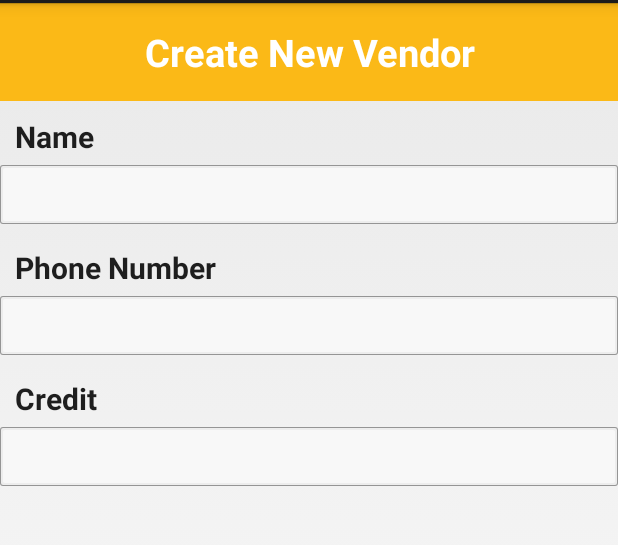
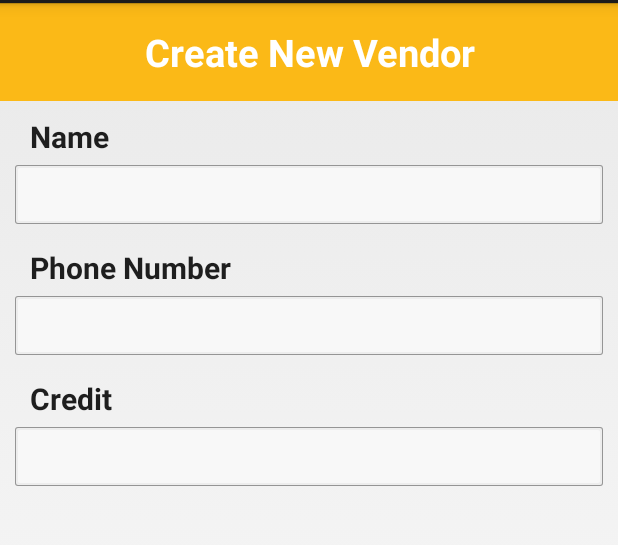
Before and after one commit to ycao233/CashFlowEstimation, an Android app: the layout dialog_add_vendor.xml on its own in the app's theme, with its tools: preview values and no code run, on a phone screen of 412 x 824 dp, the part 69-614 px from its top. Run offline under Robolectric (Android 15) with nearby library versions, the phone set to English and light mode, and no system bars.

Commit message:
fix style in multiline edit

```diff
--- a/CashFlowEstimation/src/main/res/layout/activity_invoice.xml
+++ b/CashFlowEstimation/src/main/res/layout/activity_invoice.xml
@@ -190,8 +190,8 @@
             <EditText
                 android:layout_width="match_parent"
                 android:layout_height="120dp"
+                style="@style/FormalMultiLineEditText"
                 android:gravity="top|left"
-                android:inputType="textMultiLine"
                 android:id="@+id/note_edittext"
                 android:layout_marginBottom="20dp"/>
         </LinearLayout>
--- a/CashFlowEstimation/src/main/res/layout/dialog_add_vendor.xml
+++ b/CashFlowEstimation/src/main/res/layout/dialog_add_vendor.xml
@@ -16,7 +16,12 @@
         android:paddingBottom="15dp"
         android:layout_marginBottom="10dp"
         />
-
+    <LinearLayout
+        android:orientation="vertical"
+        android:layout_height="wrap_content"
+        android:layout_width="match_parent"
+        android:layout_marginLeft="10dp"
+        android:layout_marginRight="10dp">
         <TextView
             style="@style/HeaderTitleText"
             android:text="Name"/>
@@ -48,3 +53,4 @@
             android:inputType="numberDecimal"
             android:id="@+id/credit_edittext"/>
     </LinearLayout>
+</LinearLayout>
--- a/CashFlowEstimation/src/main/res/values/styles.xml
+++ b/CashFlowEstimation/src/main/res/values/styles.xml
@@ -66,6 +66,9 @@
         <item name="android:inputType">text|textAutoCorrect|textCapSentences</item>
     </style>
 
-
+    <style name="FormalMultiLineEditText" parent="EditText">
+        <item name="android:singleLine">false</item>
+        <item name="android:inputType">text|textAutoCorrect|textCapSentences|textMultiLine</item>
+    </style>
 
 </resources>
```
Lines whose indentation alone changed are shown as unchanged.
